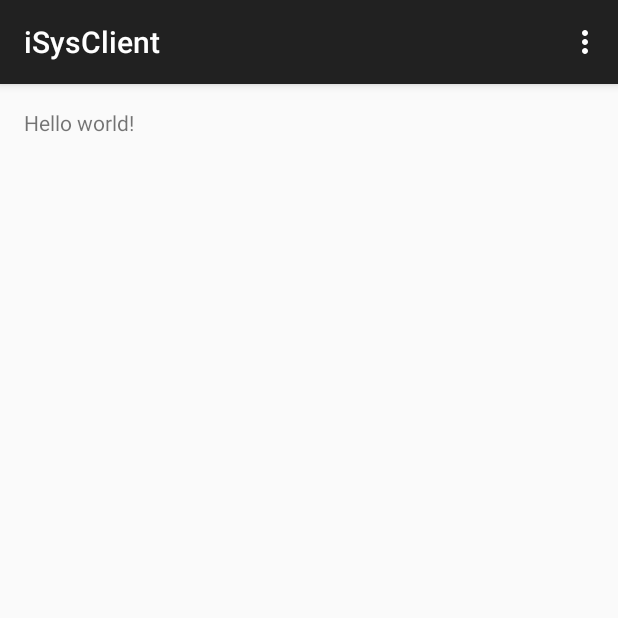
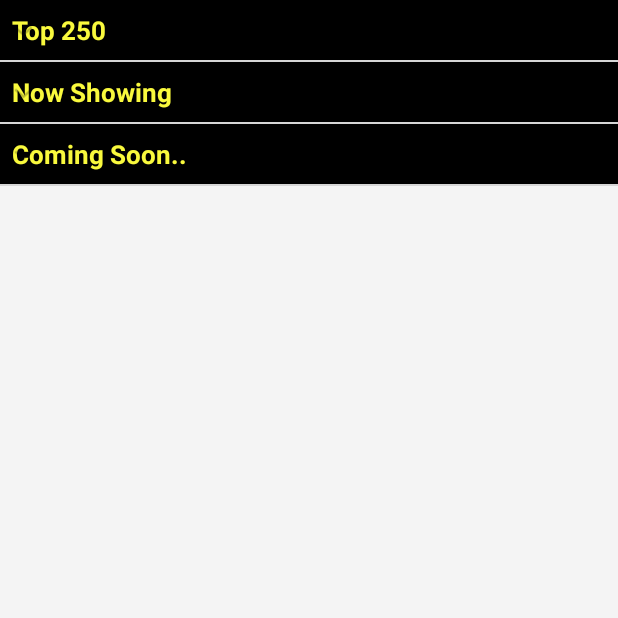
Before and after one commit to waraczynski/iSysClient, an Android app: the MainActivity screen opened directly, with no data from a screen before it, on a phone screen of 412 x 824 dp, the top half of it. Run offline under Robolectric (Android 15) with nearby library versions, the phone set to English and light mode, and no system bars.

Commit message:
Modules list group & item

```diff
--- a/app/src/main/java/com/waraczynski/isysclient/EventListActivity.java
+++ b/app/src/main/java/com/waraczynski/isysclient/EventListActivity.java
@@ -7,7 +7,6 @@ import android.view.Menu;
 import android.view.MenuItem;
 import android.view.MenuInflater;
 import android.widget.Toast;
-
 
 /**
  * An activity representing a list of Events. This activity
--- /dev/null
+++ b/app/src/main/java/com/waraczynski/isysclient/ExpandableListAdapter.java
@@ -0,0 +1,106 @@
+package com.waraczynski.isysclient;
+
+import java.util.HashMap;
+import java.util.List;
+
+import android.content.Context;
+import android.graphics.Typeface;
+import android.view.LayoutInflater;
+import android.view.View;
+import android.view.ViewGroup;
+import android.widget.BaseExpandableListAdapter;
+import android.widget.TextView;
+
+public class ExpandableListAdapter extends BaseExpandableListAdapter {
+
+    private Context _context;
+    private List<String> _listDataHeader; // header titles
+    // child data in format of header title, child title
+    private HashMap<String, List<String>> _listDataChild;
+
+    public ExpandableListAdapter(Context context, List<String> listDataHeader,
+                                 HashMap<String, List<String>> listChildData) {
+        this._context = context;
+        this._listDataHeader = listDataHeader;
+        this._listDataChild = listChildData;
+    }
+
+    @Override
+    public Object getChild(int groupPosition, int childPosititon) {
+        return this._listDataChild.get(this._listDataHeader.get(groupPosition))
+                .get(childPosititon);
+    }
+
+    @Override
+    public long getChildId(int groupPosition, int childPosition) {
+        return childPosition;
+    }
+
+    @Override
+    public View getChildView(int groupPosition, final int childPosition,
+                             boolean isLastChild, View convertView, ViewGroup parent) {
+
+        final String childText = (String) getChild(groupPosition, childPosition);
+
+        if (convertView == null) {
+            LayoutInflater infalInflater = (LayoutInflater) this._context
+                    .getSystemService(Context.LAYOUT_INFLATER_SERVICE);
+            convertView = infalInflater.inflate(R.layout.modules_list_item, null);
+        }
+
+        TextView txtListChild = (TextView) convertView
+                .findViewById(R.id.modules_list_item_name);
+
+        txtListChild.setText(childText);
+        return convertView;
+    }
+
+    @Override
+    public int getChildrenCount(int groupPosition) {
+        return this._listDataChild.get(this._listDataHeader.get(groupPosition))
+                .size();
+    }
+
+    @Override
+    public Object getGroup(int groupPosition) {
+        return this._listDataHeader.get(groupPosition);
+    }
+
+    @Override
+    public int getGroupCount() {
+        return this._listDataHeader.size();
+    }
+
+    @Override
+    public long getGroupId(int groupPosition) {
+        return groupPosition;
+    }
+
+    @Override
+    public View getGroupView(int groupPosition, boolean isExpanded,
+                             View convertView, ViewGroup parent) {
+        String headerTitle = (String) getGroup(groupPosition);
+        if (convertView == null) {
+            LayoutInflater infalInflater = (LayoutInflater) this._context
+                    .getSystemService(Context.LAYOUT_INFLATER_SERVICE);
+            convertView = infalInflater.inflate(R.layout.modules_list_group, null);
+        }
+
+        TextView lblListHeader = (TextView) convertView
+                .findViewById(R.id.modules_list_group_name);
+        lblListHeader.setTypeface(null, Typeface.BOLD);
+        lblListHeader.setText(headerTitle);
+
+        return convertView;
+    }
+
+    @Override
+    public boolean hasStableIds() {
+        return false;
+    }
+
+    @Override
+    public boolean isChildSelectable(int groupPosition, int childPosition) {
+        return true;
+    }
+}
--- a/app/src/main/java/com/waraczynski/isysclient/MainActivity.java
+++ b/app/src/main/java/com/waraczynski/isysclient/MainActivity.java
@@ -1,17 +1,84 @@
 package com.waraczynski.isysclient;
 
-import android.support.v7.app.ActionBarActivity;
-import android.os.Bundle;
+//import android.support.v7.app.ActionBarActivity;
+import android.support.v4.app.FragmentActivity;
 import android.view.Menu;
 import android.view.MenuItem;
 import android.content.Intent;
+import java.util.ArrayList;
+import java.util.HashMap;
+import java.util.List;
+import android.app.Activity;
+import android.os.Bundle;
+import android.view.View;
+import android.widget.ExpandableListView;
+import android.widget.ExpandableListView.OnChildClickListener;
+import android.widget.ExpandableListView.OnGroupClickListener;
+import android.widget.ExpandableListView.OnGroupCollapseListener;
+import android.widget.ExpandableListView.OnGroupExpandListener;
+import android.widget.Toast;
 
-public class MainActivity extends ActionBarActivity {
+// e    xtends ActionBarActivity
+public class MainActivity extends Activity  {
+    ExpandableListAdapter modules_list_adapter;
+    ExpandableListView modules_list_view;
+    List<String> modules_list_groups;
+    HashMap<String, List<String>> modules_list_items;
 
     @Override
     protected void onCreate(Bundle savedInstanceState) {
         super.onCreate(savedInstanceState);
         setContentView(R.layout.activity_main);
+
+        // get the listview
+        modules_list_view = (ExpandableListView) findViewById(R.id.modules_list_view);
+
+        // preparing list data
+        prepareListData();
+
+        modules_list_adapter = new ExpandableListAdapter(this, modules_list_groups, modules_list_items);
+
+        // setting list adapter
+        modules_list_view.setAdapter(modules_list_adapter);
+    }
+
+    private void prepareListData() {
+        modules_list_groups = new ArrayList<String>();
+        modules_list_items = new HashMap<String, List<String>>();
+
+        // Adding child data
+        modules_list_groups.add("Top 250");
+        modules_list_groups.add("Now Showing");
+        modules_list_groups.add("Coming Soon..");
+
+        // Adding child data
+        List<String> top250 = new ArrayList<String>();
+        top250.add("The Shawshank Redemption");
+        top250.add("The Godfather");
+        top250.add("The Godfather: Part II");
+        top250.add("Pulp Fiction");
+        top250.add("The Good, the Bad and the Ugly");
+        top250.add("The Dark Knight");
+        top250.add("12 Angry Men");
+
+        List<String> nowShowing = new ArrayList<String>();
+        nowShowing.add("The Conjuring");
+        nowShowing.add("Despicable Me 2");
+        nowShowing.add("Turbo");
+        nowShowing.add("Grown Ups 2");
+        nowShowing.add("Red 2");
+        nowShowing.add("The Wolverine");
+
+        List<String> comingSoon = new ArrayList<String>();
+        comingSoon.add("2 Guns");
+        comingSoon.add("The Smurfs 2");
+        comingSoon.add("The Spectacular Now");
+        comingSoon.add("The Canyons");
+        comingSoon.add("Europa Report");
+
+        modules_list_items.put(modules_list_groups.get(0), top250);
+        modules_list_items.put(modules_list_groups.get(1), nowShowing);
+        modules_list_items.put(modules_list_groups.get(2), comingSoon);
     }
 
     @Override
--- a/app/src/main/res/layout/activity_main.xml
+++ b/app/src/main/res/layout/activity_main.xml
@@ -1,12 +1,12 @@
-<RelativeLayout xmlns:android="http://schemas.android.com/apk/res/android"
-    xmlns:tools="http://schemas.android.com/tools" android:layout_width="match_parent"
-    android:layout_height="match_parent" android:paddingLeft="@dimen/activity_horizontal_margin"
-    android:paddingRight="@dimen/activity_horizontal_margin"
-    android:paddingTop="@dimen/activity_vertical_margin"
-    android:paddingBottom="@dimen/activity_vertical_margin"
-    tools:context="com.waraczynski.isysclient.MainActivity">
+<LinearLayout xmlns:android="http://schemas.android.com/apk/res/android"
+    android:layout_width="fill_parent"
+    android:layout_height="fill_parent"
+    android:orientation="vertical"
+    android:background="#f4f4f4" >
 
-    <TextView android:text="@string/hello_world" android:layout_width="wrap_content"
-        android:layout_height="wrap_content" />
+    <ExpandableListView
+        android:id="@+id/modules_list_view"
+        android:layout_width="match_parent"
+        android:layout_height="match_parent" />
 
-</RelativeLayout>
+</LinearLayout>
--- /dev/null
+++ b/app/src/main/res/layout/modules_list_group.xml
@@ -0,0 +1,17 @@
+<?xml version="1.0" encoding="utf-8"?>
+<LinearLayout xmlns:android="http://schemas.android.com/apk/res/android"
+    android:layout_width="fill_parent"
+    android:layout_height="wrap_content"
+    android:orientation="vertical"
+    android:padding="8dp"
+    android:background="#000000">
+
+
+    <TextView
+        android:id="@+id/modules_list_group_name"
+        android:layout_width="fill_parent"
+        android:layout_height="wrap_content"
+        android:textSize="17dp"
+        android:textColor="#f9f93d" />
+
+</LinearLayout>
--- /dev/null
+++ b/app/src/main/res/layout/modules_list_item.xml
@@ -0,0 +1,15 @@
+<?xml version="1.0" encoding="utf-8"?>
+<LinearLayout xmlns:android="http://schemas.android.com/apk/res/android"
+    android:layout_width="match_parent"
+    android:layout_height="55dip"
+    android:orientation="vertical" >
+
+    <TextView
+        android:id="@+id/modules_list_item_name"
+        android:layout_width="fill_parent"
+        android:layout_height="wrap_content"
+        android:textSize="17dip"
+        android:paddingTop="5dp"
+        android:paddingBottom="5dp"/>
+
+</LinearLayout>
--- a/app/src/main/res/values/dimens.xml
+++ b/app/src/main/res/values/dimens.xml
@@ -2,4 +2,6 @@
     <!-- Default screen margins, per the Android Design guidelines. -->
     <dimen name="activity_horizontal_margin">16dp</dimen>
     <dimen name="activity_vertical_margin">16dp</dimen>
+    <dimen name="round_button_width">30dp</dimen>
+    <dimen name="round_button_height">30dp</dimen>
 </resources>
```
